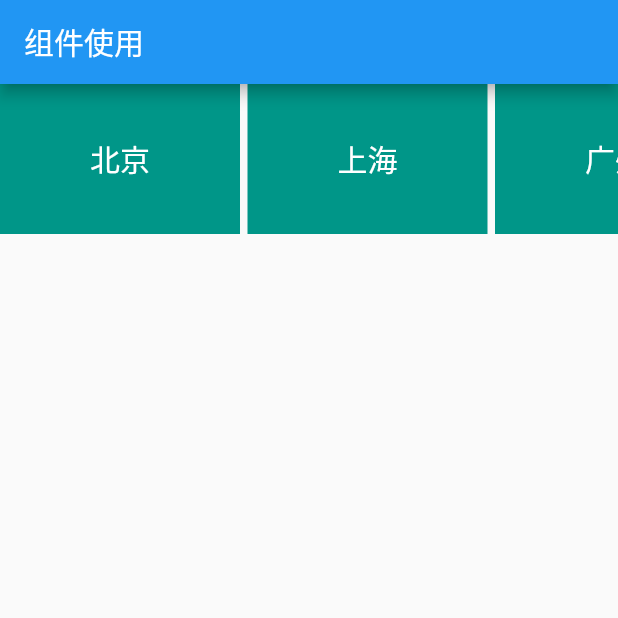
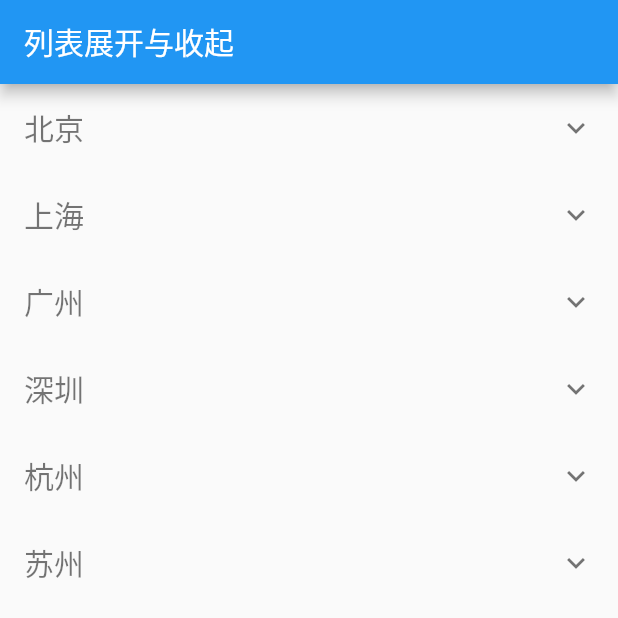
Before and after one commit to TJS-95/flutter_assembly, a Flutter app: the screen it shows after launch, on a phone screen of 412 x 824 dp, the top half of it. Run offline on Flutter 3.47's test engine with Material 2 defaults, Android fonts, the phone set to English and light mode, and no system bars.

Commit message:
列表展开与收起

```diff
--- a/lib/main.dart
+++ b/lib/main.dart
@@ -1,7 +1,14 @@
 import 'package:flutter/material.dart';
 
 void main() => runApp(MyApp());
-const CITY_NAMES = [ '北京', '上海', '广州', '深圳', '杭州', '苏州', '成都', '武汉', '郑州', '洛阳', '厦门', '青岛', '拉萨' ];
+const CITY_NAMES = {
+  '北京': ['东城区', '西城区', '朝阳区', '丰台区', '石景山区', '海淀区', '顺义区'],
+  '上海': ['黄浦区', '徐汇区', '长宁区', '静安区', '普陀区', '闸北区', '虹口区'],
+  '广州': ['越秀', '海珠', '荔湾', '天河', '白云', '黄埔', '南沙', '番禺'],
+  '深圳': ['南山', '福田', '罗湖', '盐田', '龙岗', '宝安', '龙华'],
+  '杭州': ['上城区', '下城区', '江干区', '拱墅区', '西湖区', '滨江区'],
+  '苏州': ['姑苏区', '吴中区', '相城区', '高新区', '虎丘区', '工业园区', '吴江区']
+};
 
 class MyApp extends StatefulWidget {
   @override
@@ -14,30 +21,38 @@ class _MyAppState extends State<MyApp> {
     return MaterialApp(
       home: Scaffold(
         appBar: AppBar(
-          title: Text('组件使用'),
+          title: Text('列表展开与收起'),
         ),
-        body: Container(
-          height: 100,
-          child: ListView(
-            scrollDirection: Axis.horizontal,
-            children: _buildList(),
-          ),
-        )
+        body: ListView(
+          children: _buildList(),
+        ),
       ),
     );
   }
   List<Widget> _buildList() {
-    return CITY_NAMES.map((city) => _item(city)).toList();
+    List<Widget> widget = [];
+    CITY_NAMES.keys.forEach((key) {
+      widget.add(_item(key, CITY_NAMES[key]));
+    });
+    return widget;
   }
-  Widget _item(city) {
-    return Container(
-      width: 160,
-      alignment: Alignment.center,
-      margin: EdgeInsets.only(right: 5),
-      decoration: BoxDecoration(color: Colors.teal),
-      child: Text(
+  Widget _item(String city, List<String> subCities) {
+    return ExpansionTile(
+      title: Text(
         city,
-        style: TextStyle(color: Colors.white, fontSize: 20),
+        style: TextStyle(color: Colors.black54, fontSize: 20),
+      ),
+      children: subCities.map((subCity) => _buildSub(subCity)).toList()
+    );
+  }
+  Widget _buildSub(String subCity) {
+    return FractionallySizedBox(
+      widthFactor: 1,
+      child: Container(
+        height: 50,
+        margin: EdgeInsets.only(bottom: 5),
+//        decoration: BoxDecoration(color: Colors.lightBlueAccent),
+        child: Text(subCity),
       ),
     );
   }
```
